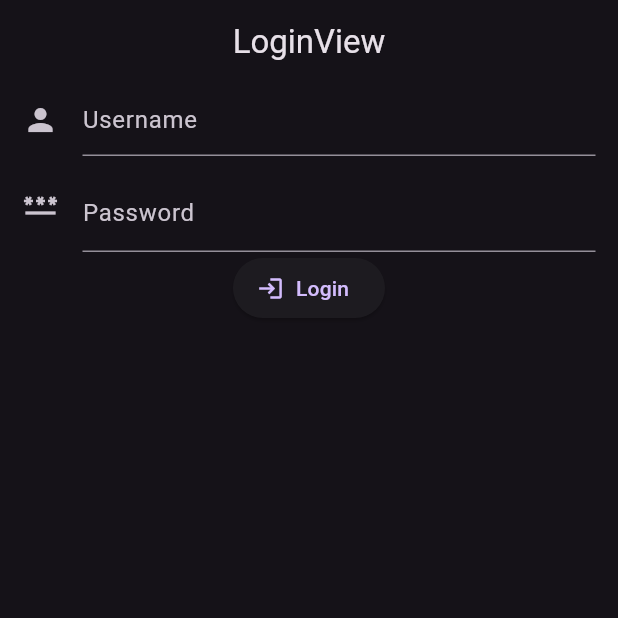
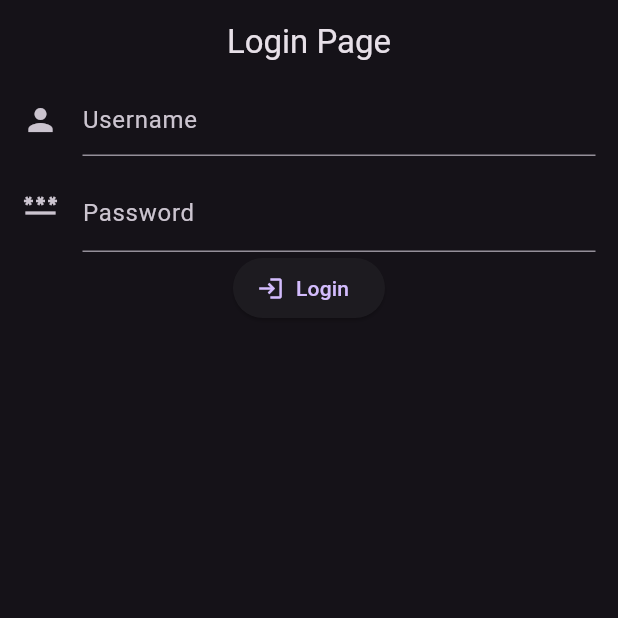
Before and after one commit to Hakkology/Flutter-Fundamentals, a Flutter app: the screen it shows after launch, after a tap on the "login" icon, on a phone screen of 412 x 824 dp, the top half of it. Run offline on Flutter 3.47's test engine with Material 2 defaults, Android fonts, the phone set to English and light mode, and no system bars; our stand-ins replace get.

Commit message:
App notes added for future reference.

```diff
--- /dev/null
+++ b/Dart-1/dart-1.dart
@@ -0,0 +1 @@
+//Dart language fundamentals and basic language functionality.
--- /dev/null
+++ b/Dart-2/dart-2.dart
@@ -0,0 +1 @@
+//basic model creation and OOP with dart functionality.
--- /dev/null
+++ b/Flutter-1/flutter-1.dart
@@ -0,0 +1 @@
+//Mail listing app with basic functinality and with stateless-stateful widgets.
--- /dev/null
+++ b/Flutter-2/flutter-2.dart
@@ -0,0 +1,2 @@
+//Navigation app with some features using get functions instead of basic
+//flutter functions.
--- /dev/null
+++ b/Flutter-3/flutter-3.dart
@@ -0,0 +1 @@
+// Counter app using framework generated with getx.
--- a/Flutter-3/flutter_oyk_3/lib/app/modules/home/controllers/home_controller.dart
+++ b/Flutter-3/flutter_oyk_3/lib/app/modules/home/controllers/home_controller.dart
@@ -1,8 +1,6 @@
 import 'package:get/get.dart';
 
 class HomeController extends GetxController {
-  //TODO: Implement HomeController
-
   final count = 0.obs;
   @override
   void onInit() {
--- a/Flutter-3/flutter_oyk_3/lib/app/modules/login/views/login_view.dart
+++ b/Flutter-3/flutter_oyk_3/lib/app/modules/login/views/login_view.dart
@@ -11,7 +11,7 @@ class LoginView extends GetView<LoginController> {
   Widget build(BuildContext context) {
     return Scaffold(
       appBar: AppBar(
-        title: const Text('LoginView'),
+        title: const Text('Login Page'),
         centerTitle: true,
       ),
       body: Center(
@@ -49,9 +49,7 @@ class LoginView extends GetView<LoginController> {
                     obscureText: controller.isObscure.value,
                   )),
               ElevatedButton.icon(
-                  onPressed: () {
-                    Get.offNamed(Routes.HOME);
-                  },
+                  onPressed: () {},
                   icon: const Icon(Icons.login),
                   label: const Text("Login")),
             ],
```
Also changed, not shown: Flutter-1/flutter.dart (deleted), Flutter-2/flutter.dart (deleted).
